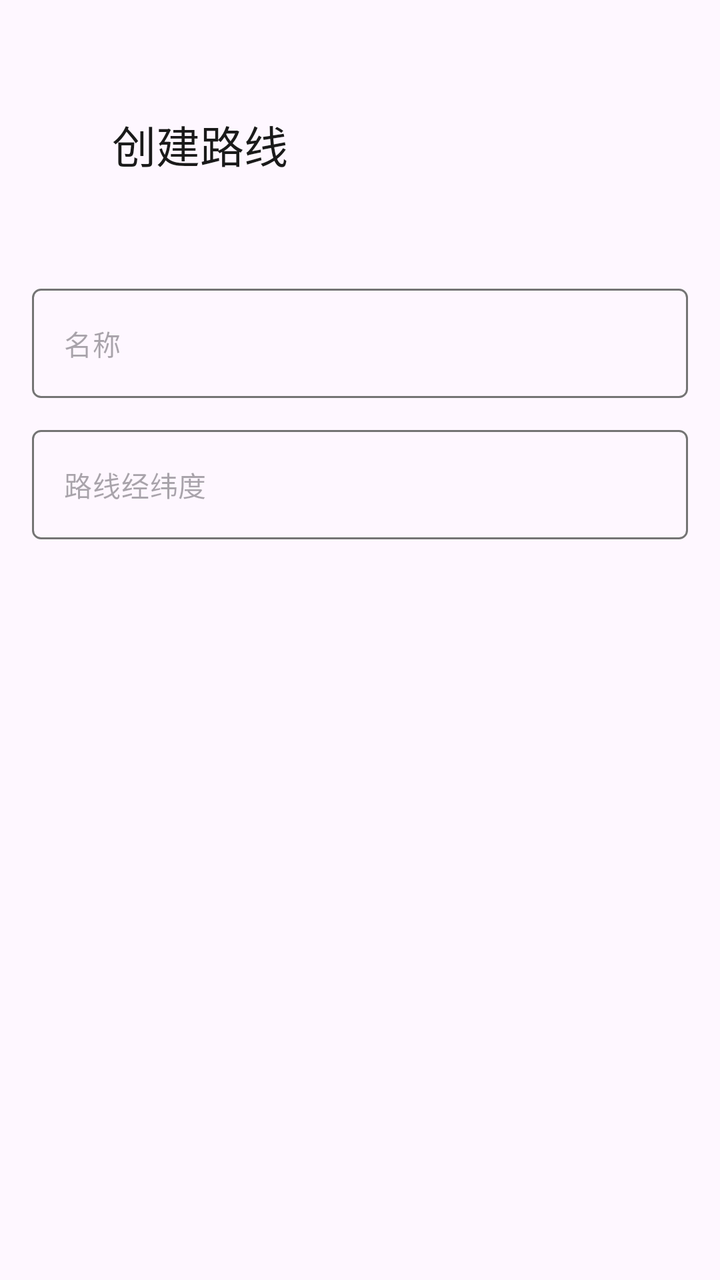
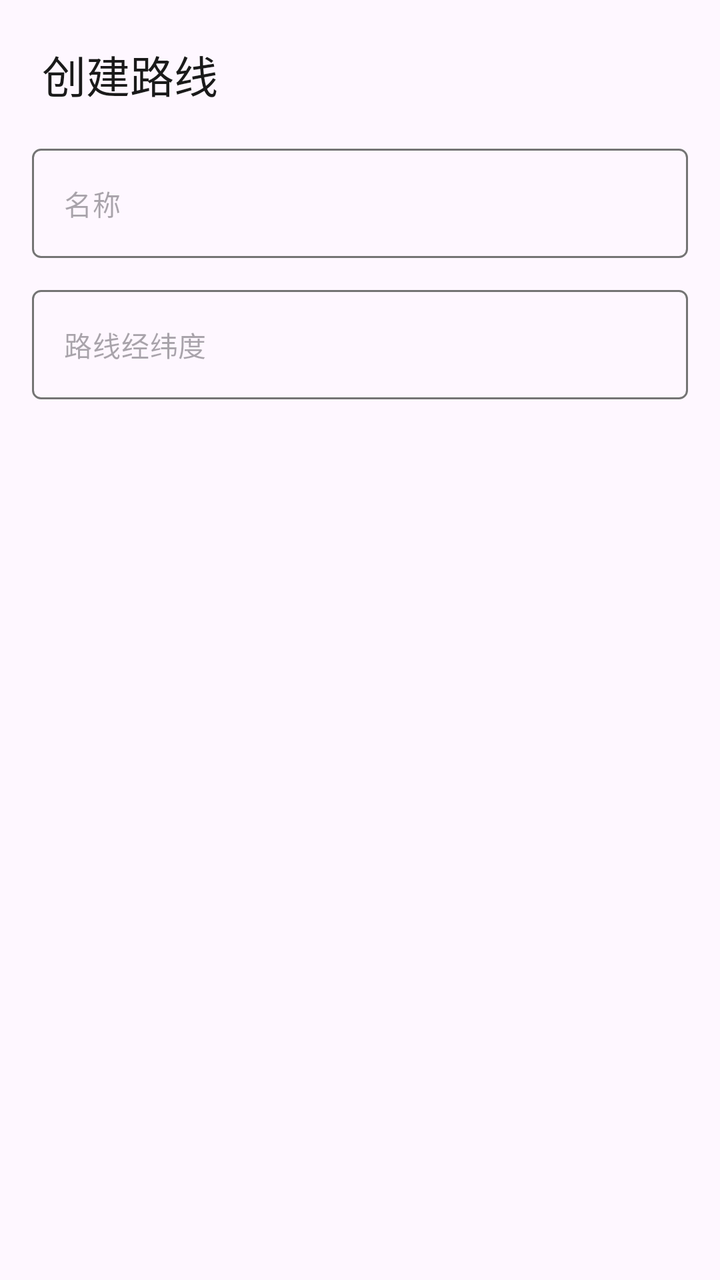

Two renders of the same Android screen: before a commit and after it. Below are the layout's source before the change and the commit's diff.
<!-- AndroidManifest.xml: application theme AppTheme -->
<!-- res/layout/dialog_add_route.xml -->
<?xml version="1.0" encoding="utf-8"?>
<LinearLayout
    xmlns:android="http://schemas.android.com/apk/res/android"
    xmlns:app="http://schemas.android.com/apk/res-auto"
    android:layout_width="match_parent"
    android:layout_height="wrap_content"
    android:orientation="vertical"
    android:padding="16dp">

        <TextView
            android:layout_width="match_parent"
            android:layout_height="wrap_content"
            android:text="@string/add_route"
            android:textAppearance="?attr/textAppearanceTitleLarge"
            android:textColor="?attr/colorOnSurface"
            android:padding="40dp"/>

        <com.google.android.material.textfield.TextInputLayout
            android:layout_width="match_parent"
            android:layout_height="wrap_content"
            android:layout_marginTop="16dp"
            app:boxBackgroundMode="none"
            app:hintEnabled="false"
            >

            <com.google.android.material.textfield.TextInputEditText
                android:id="@+id/etRouteName"
                android:layout_width="match_parent"
                android:layout_height="wrap_content"
                android:imeOptions="actionNext"
                android:inputType="text"
                android:singleLine="true"
                android:textColor="?attr/colorOnSurface"
                android:textAppearance="@style/TextAppearance.Material3.BodyMedium"
                android:hint="@string/name"
                android:background="@drawable/edit_text_box">

                
            </com.google.android.material.textfield.TextInputEditText>
        </com.google.android.material.textfield.TextInputLayout>

        <com.google.android.material.textfield.TextInputLayout
            android:layout_width="match_parent"
            android:layout_height="wrap_content"
            android:layout_marginTop="16dp"
            app:boxBackgroundMode="none"
            app:hintEnabled="false"
            >

            <com.google.android.material.textfield.TextInputEditText
                android:id="@+id/etRouteSet"
                android:layout_width="match_parent"
                android:layout_height="wrap_content"
                android:imeOptions="actionNext"
                android:inputType="text"
                android:singleLine="true"
                android:textColor="?attr/colorOnSurface"
                android:textAppearance="@style/TextAppearance.Material3.BodyMedium"
                android:hint="@string/route_set"
                android:background="@drawable/edit_text_box">
            </com.google.android.material.textfield.TextInputEditText>
        </com.google.android.material.textfield.TextInputLayout>

</LinearLayout>
<!-- resources referenced by this layout -->
<resources>
  <!-- drawable edit_text_box (drawable) -->
  <?xml version="1.0" encoding="utf-8"?>
  <selector xmlns:android="http://schemas.android.com/apk/res/android">
      <item android:state_focused="true">
          <shape android:shape="rectangle">
              <solid android:color="@android:color/transparent" />
              <stroke android:width="2dp" android:color="?attr/colorPrimary" />
              <corners android:radius="4dp" />
          </shape>
      </item>
      <item>
          <shape android:shape="rectangle">
              <solid android:color="@android:color/transparent" />
              <stroke android:width="1dp" android:color="?attr/colorOutline" />
              <corners android:radius="4dp" />
          </shape>
      </item>
  </selector>
  <string name="add_route">创建路线</string>
  <string name="name">名称</string>
  <string name="route_set">路线经纬度</string>
  <style name="AppTheme" parent="Theme.Material3.Light.NoActionBar">
          
          <item name="colorPrimary">#5F5F5F</item>
          <item name="colorOnPrimary">#FFFFFF</item>
          <item name="colorPrimaryContainer">#E0E0E0</item>
          <item name="colorOnPrimaryContainer">#1E1E1E</item>
          <item name="colorSecondary">#494949</item>
          <item name="colorOnSecondary">#FFFFFF</item>
          <item name="colorSecondaryContainer">#E7E7E7</item>
          <item name="colorOnSecondaryContainer">#2A2A2A</item>
          <item name="colorSurface">#FFFFFF</item>
          <item name="colorOnSurface">#1A1A1A</item>
          <item name="colorSurfaceVariant">#F0F0F0</item>
          <item name="colorOnSurfaceVariant">#5F5F5F</item>
          <item name="colorOutline">#747474</item>
  
          
          <item name="android:statusBarColor">@android:color/transparent</item>
          <item name="android:windowDrawsSystemBarBackgrounds">true</item>
          <item name="android:windowTranslucentStatus">true</item>
          <item name="windowActionModeOverlay">true</item>
          <item name="windowActionBar">false</item>
          <item name="windowNoTitle">true</item>
  
          
          <item name="searchViewStyle">@style/Portal.SearchViewStyle</item>
          <item name="sliderStyle">@style/Portal.SliderTheme</item>
          <item name="android:popupMenuStyle">@style/PortalPopupMenuStyle</item>
      </style>
  <style name="Portal.SearchViewStyle" parent="Widget.AppCompat.SearchView" />
  <style name="Portal.SliderTheme" parent="Widget.Material3.Slider" />
  <style name="PortalPopupMenuStyle" parent="Widget.Material3.PopupMenu">
          <item name="android:popupAnimationStyle">@style/PortalPopupAnimation</item>
      </style>
  <style name="PortalPopupAnimation">
          <item name="android:windowEnterAnimation">@anim/popup_in_top_end</item>
          <item name="android:windowExitAnimation">@anim/popup_out_top_end</item>
      </style>
</resources>

<!-- the commit's change to res/layout/dialog_add_route.xml (unified diff, before → after) -->
@@ -13,7 +13,7 @@
             android:text="@string/add_route"
             android:textAppearance="?attr/textAppearanceTitleLarge"
             android:textColor="?attr/colorOnSurface"
-            android:padding="40dp"/>
+            android:padding="15px"/>
 
         <com.google.android.material.textfield.TextInputLayout
             android:layout_width="match_parent"
